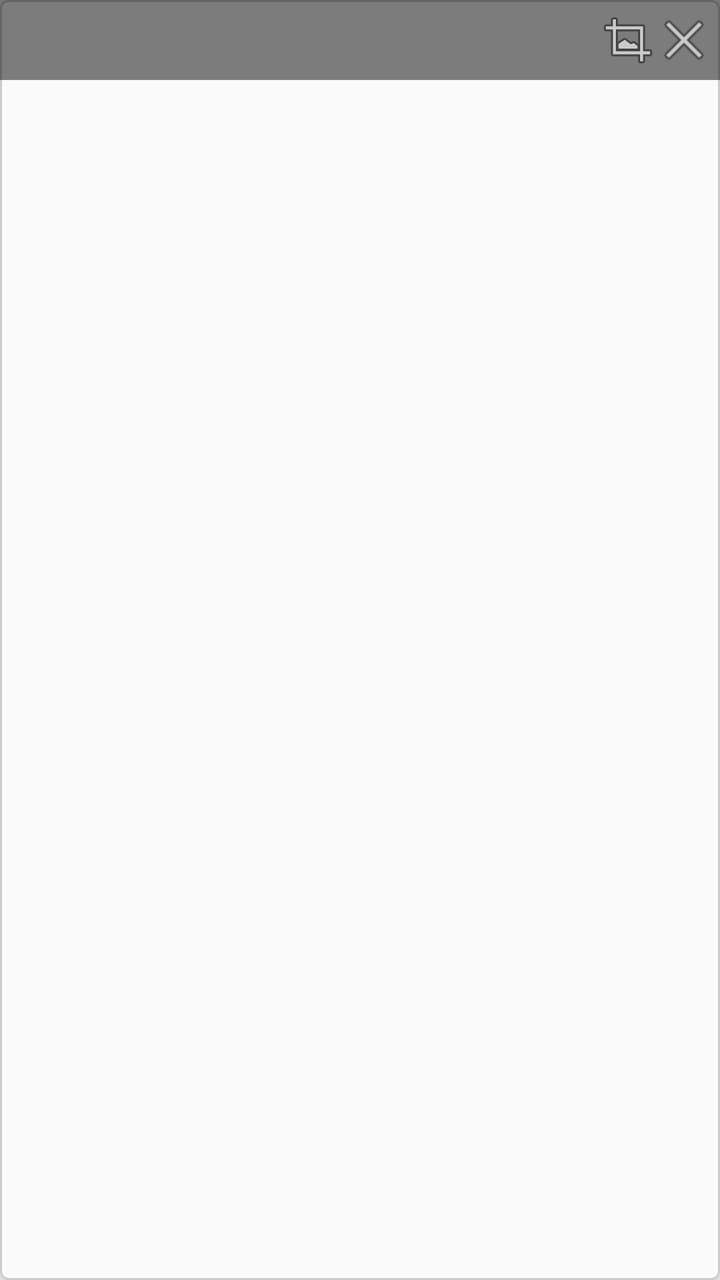
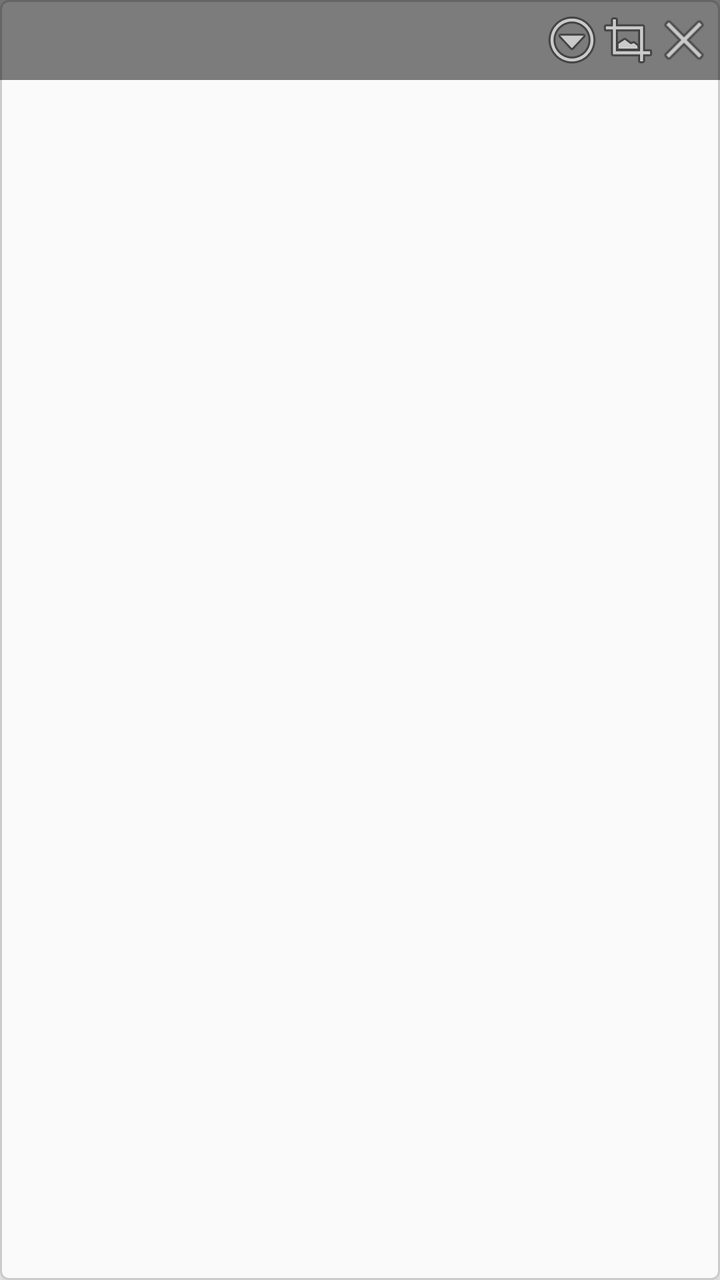

Two renders of the same Android screen: before a commit and after it. Below are the layout's source before the change and the commit's diff.
<!-- AndroidManifest.xml: application theme Theme.Save_box -->
<!-- res/layout/view_floating_window.xml -->
<?xml version="1.0" encoding="utf-8"?>
<FrameLayout xmlns:android="http://schemas.android.com/apk/res/android"
    android:id="@+id/floatingRoot"
    android:layout_width="match_parent"
    android:layout_height="match_parent"
    android:background="@drawable/bg_floating_window"
    android:elevation="8dp">

    <FrameLayout
        android:id="@+id/contentContainer"
        android:layout_width="match_parent"
        android:layout_height="match_parent" />

    <LinearLayout
        android:id="@+id/titleBar"
        android:layout_width="match_parent"
        android:layout_height="40dp"
        android:layout_gravity="top"
        android:background="#80000000"
        android:gravity="center_vertical"
        android:orientation="horizontal"
        android:paddingStart="10dp"
        android:paddingEnd="4dp"
        android:visibility="visible">

        <TextView
            android:id="@+id/tvTitle"
            android:layout_width="0dp"
            android:layout_height="wrap_content"
            android:layout_weight="1"
            android:ellipsize="middle"
            android:maxLines="1"
            android:textColor="@android:color/white"
            android:textSize="12sp" />

        <ImageButton
            android:id="@+id/btnMute"
            android:layout_width="28dp"
            android:layout_height="28dp"
            android:background="?attr/selectableItemBackgroundBorderless"
            android:contentDescription="@string/mute"
            android:src="@android:drawable/ic_lock_silent_mode"
            android:visibility="gone" />

        <ImageButton
            android:id="@+id/btnEdit"
            android:layout_width="28dp"
            android:layout_height="28dp"
            android:background="?attr/selectableItemBackgroundBorderless"
            android:contentDescription="@string/video_edit"
            android:src="@android:drawable/ic_menu_edit"
            android:visibility="gone" />

        <ImageButton
            android:id="@+id/btnFullscreen"
            android:layout_width="28dp"
            android:layout_height="28dp"
            android:background="?attr/selectableItemBackgroundBorderless"
            android:contentDescription="@string/fullscreen"
            android:src="@android:drawable/ic_menu_crop" />

        <ImageButton
            android:id="@+id/btnClose"
            android:layout_width="28dp"
            android:layout_height="28dp"
            android:background="?attr/selectableItemBackgroundBorderless"
            android:contentDescription="@string/close"
            android:src="@android:drawable/ic_menu_close_clear_cancel" />

    </LinearLayout>

    <LinearLayout
        android:id="@+id/volumeBar"
        android:layout_width="match_parent"
        android:layout_height="40dp"
        android:layout_gravity="top"
        android:layout_marginTop="40dp"
        android:background="#80000000"
        android:gravity="center_vertical"
        android:orientation="horizontal"
        android:paddingStart="12dp"
        android:paddingEnd="12dp"
        android:visibility="gone">

        <SeekBar
            android:id="@+id/sbVolume"
            android:layout_width="0dp"
            android:layout_height="wrap_content"
            android:layout_weight="1"
            android:max="100"
            android:progress="50"
            android:thumbTint="#FF6200EE"
            android:progressTint="#FF6200EE" />

    </LinearLayout>

</FrameLayout>
<!-- resources referenced by this layout -->
<resources>
  <!-- drawable bg_floating_window (drawable) -->
  <?xml version="1.0" encoding="utf-8"?>
  <shape xmlns:android="http://schemas.android.com/apk/res/android"
      android:shape="rectangle">
      <solid android:color="#FAFAFA" />
      <corners android:radius="4dp" />
      <stroke
          android:width="1dp"
          android:color="#CCCCCC" />
  </shape>
  <string name="close">关闭</string>
  <string name="fullscreen">全屏</string>
  <string name="mute">静音</string>
  <string name="video_edit">编辑视频</string>
  <style name="Theme.Save_box" parent="Theme.MaterialComponents.DayNight.DarkActionBar">
          <item name="colorPrimary">@color/purple_500</item>
          <item name="colorPrimaryVariant">@color/purple_700</item>
          <item name="colorOnPrimary">@color/white</item>
          <item name="colorSecondary">@color/teal_200</item>
          <item name="colorSecondaryVariant">@color/teal_700</item>
          <item name="colorOnSecondary">@color/black</item>
          <item name="android:statusBarColor">@color/purple_700</item>
      </style>
  <color name="purple_500">#FF6200EE</color>
  <color name="purple_700">#FF3700B3</color>
  <color name="white">#FFFFFFFF</color>
  <color name="teal_200">#FF03DAC5</color>
  <color name="teal_700">#FF018786</color>
  <color name="black">#FF000000</color>
</resources>

<!-- the commit's change to res/layout/view_floating_window.xml (unified diff, before → after) -->
@@ -52,6 +52,14 @@
             android:visibility="gone" />
 
         <ImageButton
+            android:id="@+id/btnMinimize"
+            android:layout_width="28dp"
+            android:layout_height="28dp"
+            android:background="?attr/selectableItemBackgroundBorderless"
+            android:contentDescription="@string/minimize"
+            android:src="@android:drawable/ic_menu_more" />
+
+        <ImageButton
             android:id="@+id/btnFullscreen"
             android:layout_width="28dp"
             android:layout_height="28dp"
<!-- resource entries referenced after the edit -->
@@ -12,6 +12,7 @@
   </shape>
   <string name="close">关闭</string>
   <string name="fullscreen">全屏</string>
+  <string name="minimize">最小化</string>
   <string name="mute">静音</string>
   <string name="video_edit">编辑视频</string>
   <style name="Theme.Save_box" parent="Theme.MaterialComponents.DayNight.DarkActionBar">
